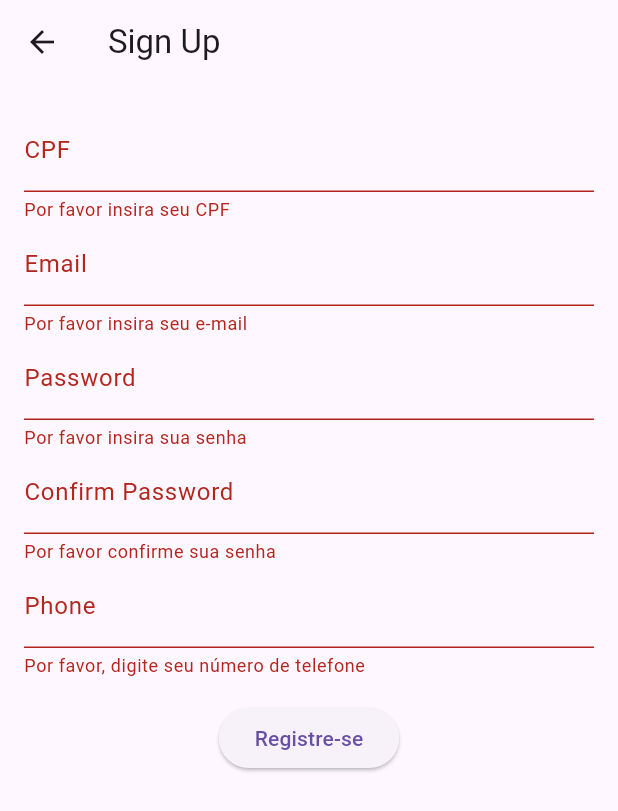
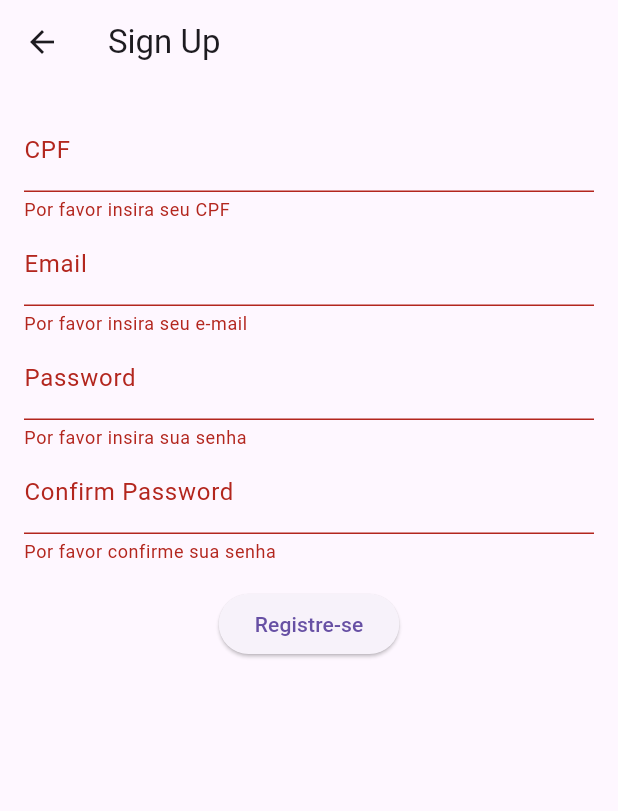
Before and after one commit to paulocavalc/Adopt-Pet, a Flutter app: the SignUp screen opened directly, after a tap on "Registre-se", on a phone screen of 412 x 824 dp. Shown: the top 811 px of the screen. Run offline on Flutter 3.47's test engine with Material 3 defaults, Android fonts, the phone set to English and light mode, and no system bars; our stand-ins replace google_fonts; missing offline and left inert: icofont_flutter; network calls fail.

Commit message:
App de novo

```diff
--- a/lib/authentication/signup.dart
+++ b/lib/authentication/signup.dart
@@ -31,7 +31,6 @@ class _SignUpState extends State<SignUp> {
   String _email = '';
   String _password = '';
   String _confirmPassword = '';
-  String _phone = '';
 
  @override
  Widget build(BuildContext context) {
@@ -93,18 +92,6 @@ class _SignUpState extends State<SignUp> {
                   return null;
                 },
               ),
-              TextFormField(
-                decoration: InputDecoration(labelText: 'Phone'),
-                onChanged: (value) {
-                 _phone = value;
-                },
-                validator: (value) {
-                  if (value!.isEmpty) {
-                      return 'Por favor, digite seu número de telefone';
-                  }
-                  return null;
-                },
-              ),
               SizedBox(height: 16),
               ElevatedButton(
                 onPressed: () {
```
